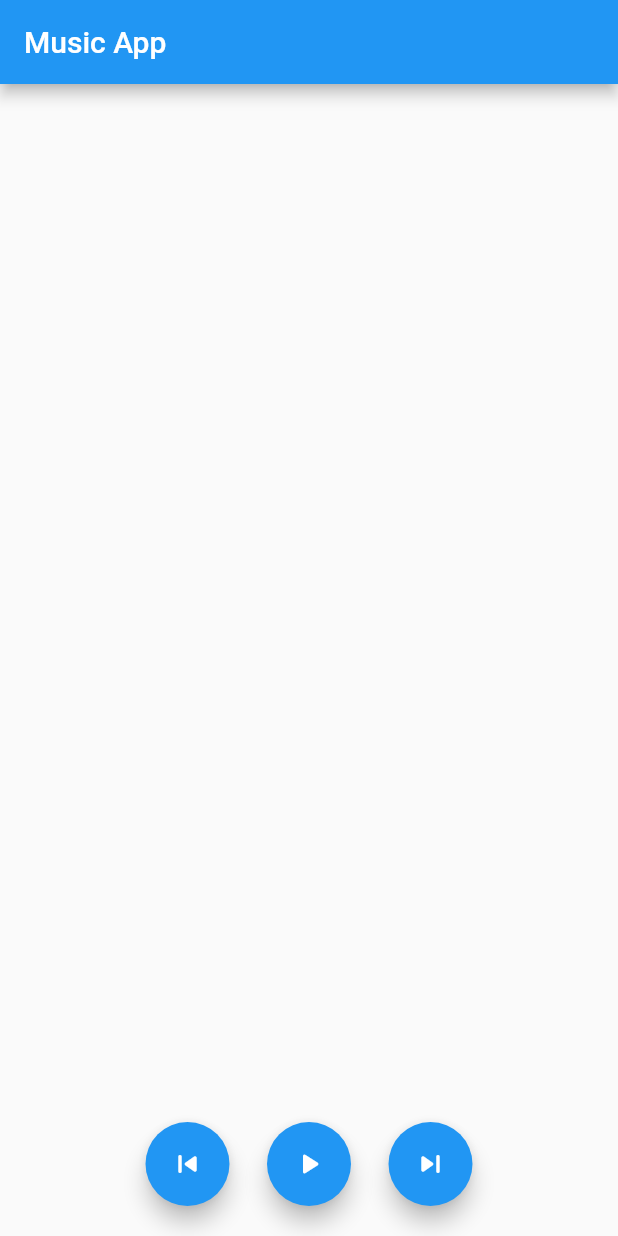
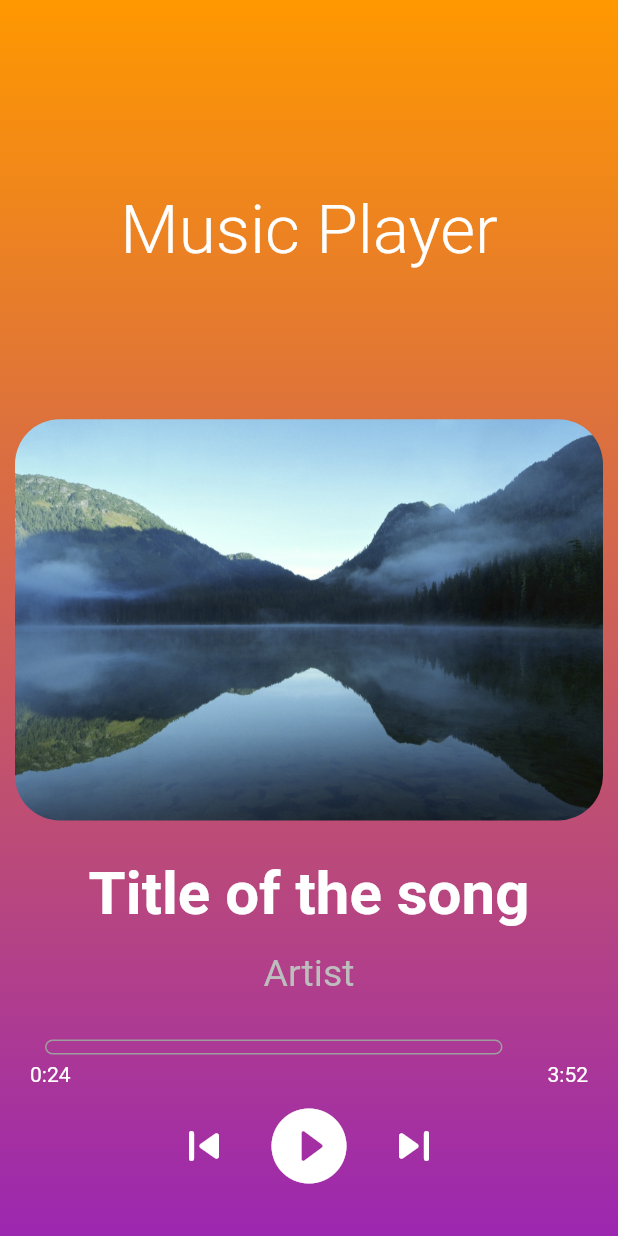
Before and after one commit to AlbertoPinto97/MusicApp, a Flutter app: the screen it shows after launch, on a phone screen of 412 x 824 dp. Run offline on Flutter 3.47's test engine with Material 2 defaults, Android fonts, the phone set to English and light mode, and no system bars.

Commit message:
UI first version

```diff
--- a/lib/views/play_screen.dart
+++ b/lib/views/play_screen.dart
@@ -13,53 +13,144 @@ class _PlayScreenState extends State<PlayScreen> {
   @override
   Widget build(BuildContext context) {
     return Scaffold(
-      appBar: AppBar(
-        title: Text('Music App'),
+        body: Container(
+      padding: EdgeInsets.symmetric(horizontal: 10),
+      decoration: BoxDecoration(
+        gradient: LinearGradient(
+          begin: Alignment.topCenter,
+          end: Alignment.bottomCenter,
+          colors: [Colors.orange, Colors.purple],
         ),
-      body: Center(
+      ),
+      child: Center(
         child: Column(
           mainAxisAlignment: MainAxisAlignment.end,
           children: <Widget>[
+            Text(
+              'Music Player',
+              style: TextStyle(
+                  color: Colors.white,
+                  fontSize: 45,
+                  fontWeight: FontWeight.w300),
+            ),
+            SizedBox(
+              height: 100,
+            ),
+            ClipRRect(
+              borderRadius: BorderRadius.circular(30.0),
+              child: Image.asset('assets/images/background_image.jpg'),
+            ),
+            SizedBox(
+              height: 25,
+            ),
+            Text(
+              'Title of the song',
+              style: TextStyle(
+                  color: Colors.white,
+                  fontSize: 40,
+                  fontWeight: FontWeight.bold),
+            ),
+            SizedBox(
+              height: 15,
+            ),
+            Text(
+              'Artist',
+              style: TextStyle(color: Colors.grey[400], fontSize: 25),
+            ),
             Container(
-              padding: EdgeInsets.only(bottom: 20),
+                padding: EdgeInsets.symmetric(vertical: 30),
+                child: Column(
+                  children: [
+                    Row(
+                      children: [
+                        SizedBox(
+                          width: 20,
+                        ),
+                        Container(
+                          decoration: BoxDecoration(
+                              border: Border.all(color: Colors.grey),
+                              borderRadius:
+                                  BorderRadius.all(Radius.circular(20))),
+                          width: 305,
+                          height: 10,
+                        ),
+                        SizedBox(
+                          width: 15,
+                        ),
+                      ],
+                    ),
+                    SizedBox(
+                      height: 5,
+                    ),
+                    Container(
+                      padding: EdgeInsets.symmetric(horizontal: 10),
                       child: Row(
+                        mainAxisAlignment: MainAxisAlignment.spaceBetween,
+                        children: [
+                          Text(
+                            '0:24',
+                            style: TextStyle(color: Colors.white),
+                          ),
+                          Text(
+                            '3:52',
+                            style: TextStyle(color: Colors.white),
+                          ),
+                        ],
+                      ),
+                    ),
+                    SizedBox(
+                      height: 10,
+                    ),
+                    Row(
                       mainAxisAlignment: MainAxisAlignment.center,
+                      crossAxisAlignment: CrossAxisAlignment.center,
                       children: [
-                  FloatingActionButton(
-                      onPressed: () => {print('previous')},
+                        InkWell(
                           child: Icon(
                             Icons.skip_previous_rounded,
-                      )),
+                            color: Colors.white,
+                            size: 40,
+                          ),
+                          onTap: () => {print('previous')},
+                        ),
                         SizedBox(
-                    width: 25,
+                          width: 20,
                         ),
-                  FloatingActionButton(
-                      onPressed: () => {
+                        InkWell(
+                            onTap: () => {
                                   setState(() {
                                     this.isPlay = !this.isPlay;
                                   })
                                 },
                             child: isPlay
                                 ? Icon(
-                              Icons.play_arrow_rounded,
+                                    Icons.play_circle_filled_rounded,
+                                    color: Colors.white,
+                                    size: 60,
                                   )
                                 : Icon(
-                              Icons.pause_rounded,
+                                    Icons.pause_circle_filled_rounded,
+                                    color: Colors.white,
+                                    size: 60,
                                   )),
                         SizedBox(
-                    width: 25,
+                          width: 20,
                         ),
-                  FloatingActionButton(
-                      onPressed: () => {print('next')},
+                        InkWell(
+                          onTap: () => {print('next')},
                           child: Icon(
                             Icons.skip_next_rounded,
+                            color: Colors.white,
+                            size: 40,
+                          ),
+                        ),
+                      ],
+                    ),
+                  ],
                 )),
           ],
         ),
-            )
-          ],
       ),
-      ),
-    );
+    ));
   }
 }
--- a/pubspec.yaml
+++ b/pubspec.yaml
@@ -45,9 +45,9 @@ flutter:
   uses-material-design: true
 
   # To add assets to your application, add an assets section, like this:
-  # assets:
-  #   - images/a_dot_burr.jpeg
-  #   - images/a_dot_ham.jpeg
+  assets:
+    - assets/images/background_image.jpg
+    - assets/images/background_image_2.jpg
 
   # An image asset can refer to one or more resolution-specific "variants", see
   # https://flutter.dev/assets-and-images/#resolution-aware.
```
Also changed, not shown: assets/images/background_image.jpg (added), assets/images/background_image_2.jpg (added). Lines whose indentation alone changed are shown as unchanged.
